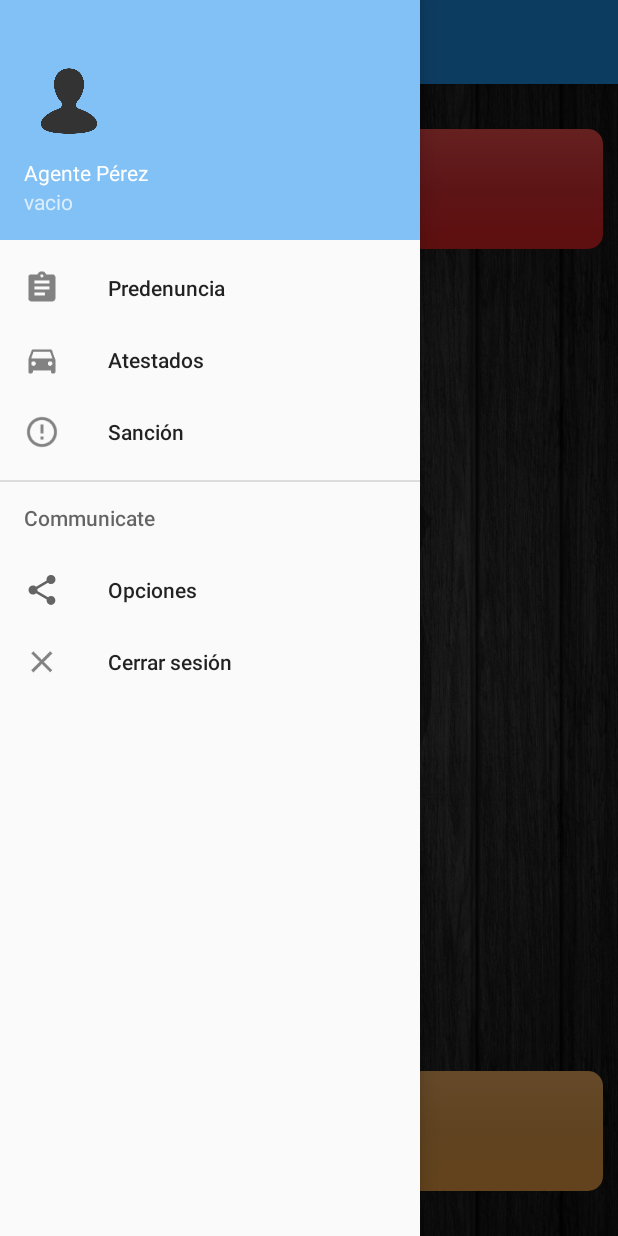
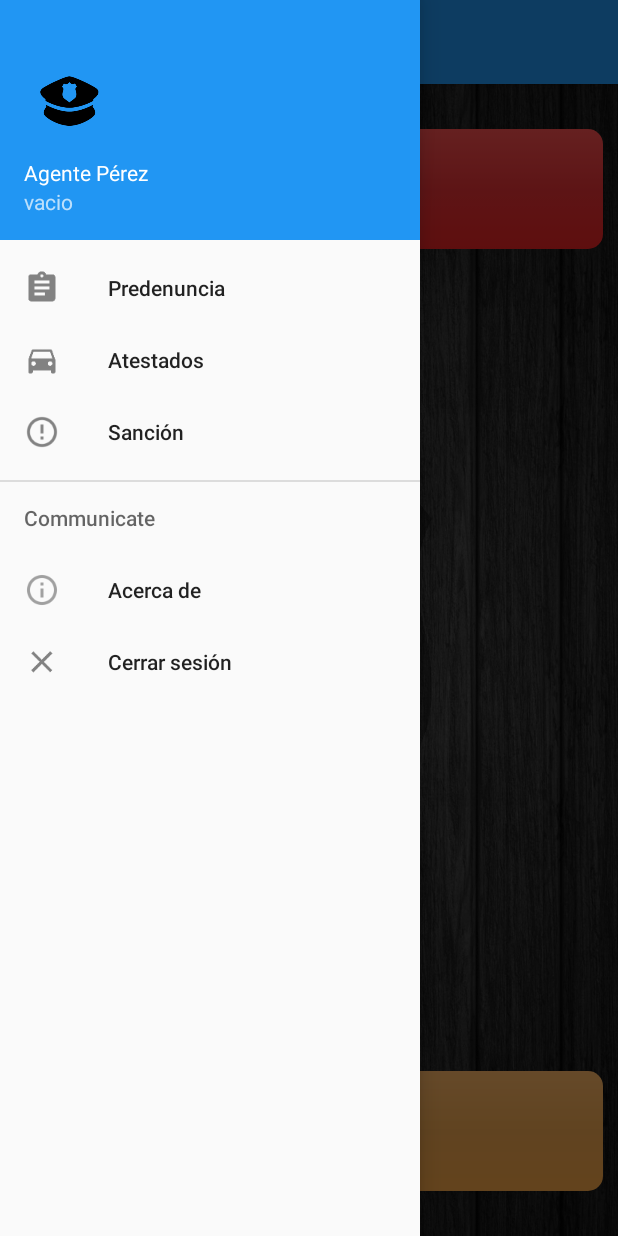
Before and after one commit to sergioloc/JefaturaPoliciaAgente, an Android app: the screen it shows after launch once a user with an empty profile is signed in (MainActivity), with the side drawer open, on a phone screen of 412 x 824 dp. Run offline under Robolectric (Android 15) with nearby library versions, the phone set to English and light mode, and no system bars; our stand-ins replace Firebase (no records; nobody signed in at launch, a user with empty details on screens opened directly).

Commit message:
Pequeñas mejoras

```diff
--- a/app/src/main/java/com/cdi/practica/jefaturapoliciaagente/Login.java
+++ b/app/src/main/java/com/cdi/practica/jefaturapoliciaagente/Login.java
@@ -28,6 +28,7 @@ public class Login extends AppCompatActivity {
         setContentView(R.layout.activity_login);
         init();
         buttons();
+
     }
 
     /**Inicializacion de variables**/
--- a/app/src/main/java/com/cdi/practica/jefaturapoliciaagente/MainActivity.java
+++ b/app/src/main/java/com/cdi/practica/jefaturapoliciaagente/MainActivity.java
@@ -1,5 +1,6 @@
 package com.cdi.practica.jefaturapoliciaagente;
 
+import android.app.Activity;
 import android.content.DialogInterface;
 import android.content.Intent;
 import android.os.Bundle;
@@ -43,6 +44,7 @@ public class MainActivity extends AppCompatActivity
     private TextView numEmg, numPre, nombreAgente, idAgente, key;
     private View headerView;
     private NavigationView navigationView;
+    private Activity activity;
 
 
     @Override
@@ -62,10 +64,15 @@ public class MainActivity extends AppCompatActivity
         NavigationView navigationView = (NavigationView) findViewById(R.id.nav_view);
         navigationView.setNavigationItemSelectedListener(this);
 
+        activity = this;
         init();
         cargarEmergencias();
         cargarPredenuncias();
         buttons();
+
+
+
+
 
         //numPre.setText(String.valueOf(preEsperaList.size()));
         //numEmg.setText(String.valueOf(emgEsperaList.size()));
@@ -120,6 +127,7 @@ public class MainActivity extends AppCompatActivity
         button_emg.setOnClickListener(new View.OnClickListener() {
             @Override
             public void onClick(View view) {
+
                 if(emgEsperaList.size()!=0){
                     Toast.makeText(getApplicationContext(),String.valueOf(emgEsperaList.size()),Toast.LENGTH_SHORT).show();
                     mostrarDialogEmg();
@@ -163,6 +171,8 @@ public class MainActivity extends AppCompatActivity
                     Emergencia emergencia = snapshot.getValue(Emergencia.class);
                     emgEsperaList.add(emergencia);
                 }
+                numEmg.setText(String.valueOf(emgEsperaList.size()));
+                Toast.makeText(getApplication().getApplicationContext(),"EMERGENCIA RECIBIDA", Toast.LENGTH_SHORT).show();
             }
 
             @Override
@@ -170,7 +180,6 @@ public class MainActivity extends AppCompatActivity
 
             }
         });
-        numEmg.setText(String.valueOf(emgEsperaList.size()));
     }
 
     private void cargarPredenuncias(){
@@ -181,6 +190,7 @@ public class MainActivity extends AppCompatActivity
                     Predenuncia pre = snapshot.getValue(Predenuncia.class);
                     preEsperaList.add(pre);
                 }
+                numPre.setText(String.valueOf(preEsperaList.size()));
             }
 
             @Override
@@ -304,7 +314,7 @@ public class MainActivity extends AppCompatActivity
         } else if (id == R.id.nav_sancion) {
             Toast.makeText(getApplicationContext(), "Sancion",Toast.LENGTH_SHORT).show();
         } else if (id == R.id.nav_opciones) {
-            Toast.makeText(getApplicationContext(), "Opciones",Toast.LENGTH_SHORT).show();
+            Toast.makeText(getApplicationContext(), "App desarollada por:\n- Sergio López\n- Carlos Tarancón\n- Joaquín\n- Javier Sangil",Toast.LENGTH_LONG).show();
         } else if (id == R.id.nav_cerrar) {
             FirebaseAuth.getInstance().signOut();
             startActivity(new Intent(MainActivity.this,Login.class));
--- a/app/src/main/res/layout/content_main.xml
+++ b/app/src/main/res/layout/content_main.xml
@@ -92,6 +92,7 @@
 
     <TextView
         android:id="@+id/key"
+        android:visibility="invisible"
         android:layout_width="wrap_content"
         android:layout_height="wrap_content"
         android:textColor="@color/colorTextIcons"
--- a/app/src/main/res/layout/nav_header_main.xml
+++ b/app/src/main/res/layout/nav_header_main.xml
@@ -3,7 +3,7 @@
     xmlns:app="http://schemas.android.com/apk/res-auto"
     android:layout_width="match_parent"
     android:layout_height="@dimen/nav_header_height"
-    android:background="@color/colorPrimarySemiLight"
+    android:background="@color/colorPrimary"
     android:gravity="bottom"
     android:orientation="vertical"
     android:paddingBottom="@dimen/activity_vertical_margin"
@@ -17,7 +17,7 @@
         android:layout_width="60dp"
         android:layout_height="60dp"
         android:paddingTop="@dimen/nav_header_vertical_spacing"
-        app:srcCompat="@drawable/user_icon" />
+        app:srcCompat="@drawable/ic_police" />
 
     <TextView
         android:id="@+id/nombreAgente"
--- a/app/src/main/res/menu/activity_main_drawer.xml
+++ b/app/src/main/res/menu/activity_main_drawer.xml
@@ -21,8 +21,8 @@
         <menu>
             <item
                 android:id="@+id/nav_opciones"
-                android:icon="@drawable/ic_menu_share"
-                android:title="Opciones" />
+                android:icon="@drawable/ic_info"
+                android:title="Acerca de" />
             <item
                 android:id="@+id/nav_cerrar"
                 android:icon="@drawable/ic_action_cerrar"
```
Also changed, not shown: app/src/main/res/drawable-hdpi/ic_info.png (added), app/src/main/res/drawable-mdpi/ic_info.png (added), app/src/main/res/drawable-v21/ic_police.png (added), app/src/main/res/drawable-xhdpi/ic_info.png (added), app/src/main/res/drawable-xxhdpi/ic_info.png (added).
